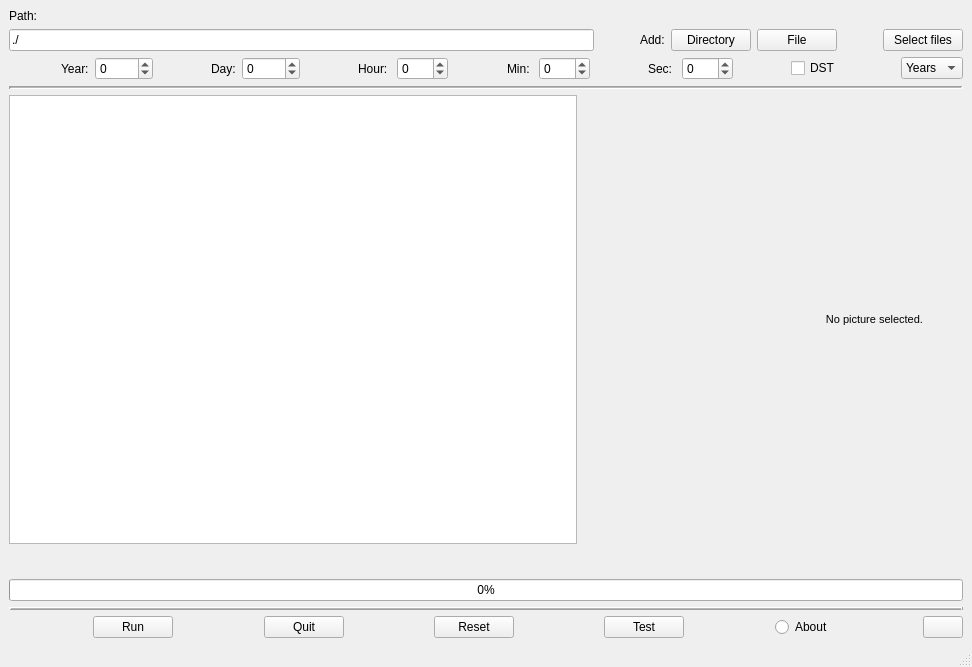
a-lemonnier/shiftpicdate-gui, file mainwindow.ui: the form before one commit.
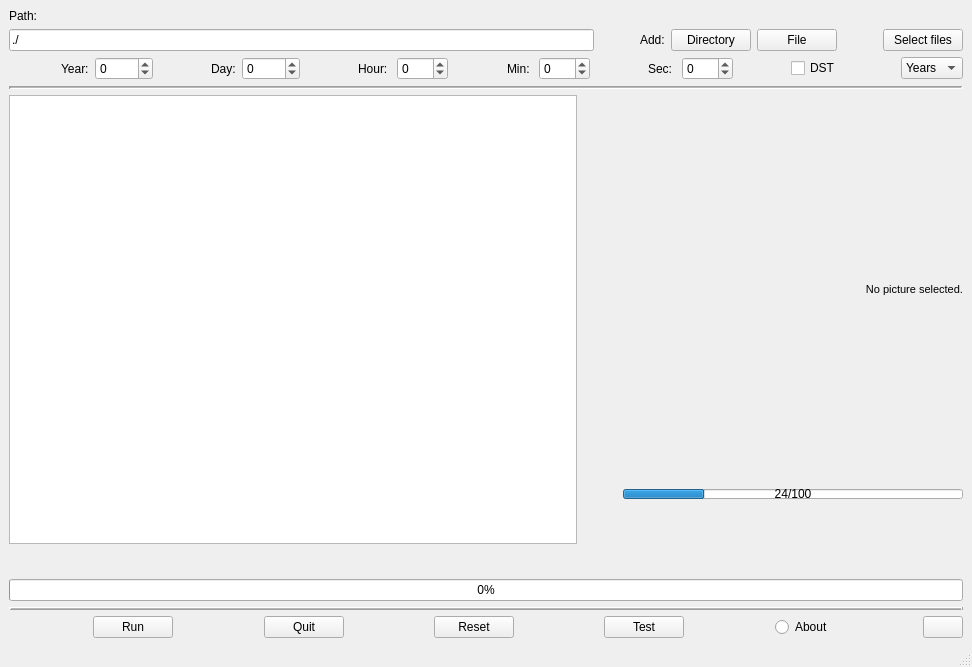
The form after the commit. Icons and pictures are not drawn.

The edit to the form file:
```diff
--- a/mainwindow.ui
+++ b/mainwindow.ui
@@ -841,7 +841,28 @@
            </spacer>
           </item>
           <item>
+           <layout class="QVBoxLayout" name="verticalLayout_5">
+            <property name="sizeConstraint">
+             <enum>QLayout::SetMinimumSize</enum>
+            </property>
+            <item>
            <layout class="QHBoxLayout" name="horizontalLayout_6">
+              <item>
+               <spacer name="horizontalSpacer_16">
+                <property name="orientation">
+                 <enum>Qt::Horizontal</enum>
+                </property>
+                <property name="sizeType">
+                 <enum>QSizePolicy::Minimum</enum>
+                </property>
+                <property name="sizeHint" stdset="0">
+                 <size>
+                  <width>40</width>
+                  <height>20</height>
+                 </size>
+                </property>
+               </spacer>
+              </item>
             <item>
              <widget class="QLabel" name="picLabel">
               <property name="sizePolicy">
@@ -897,21 +918,41 @@
               </property>
              </widget>
             </item>
+             </layout>
+            </item>
             <item>
-             <spacer name="horizontalSpacer_16">
-              <property name="orientation">
-               <enum>Qt::Horizontal</enum>
+             <widget class="QProgressBar" name="SSprogressBar">
+              <property name="sizePolicy">
+               <sizepolicy hsizetype="Minimum" vsizetype="Fixed">
+                <horstretch>0</horstretch>
+                <verstretch>0</verstretch>
+               </sizepolicy>
               </property>
-              <property name="sizeType">
-               <enum>QSizePolicy::Minimum</enum>
+              <property name="minimumSize">
+               <size>
+                <width>0</width>
+                <height>10</height>
+               </size>
               </property>
-              <property name="sizeHint" stdset="0">
+              <property name="maximumSize">
                <size>
-                <width>40</width>
-                <height>20</height>
+                <width>16777215</width>
+                <height>10</height>
                </size>
               </property>
-             </spacer>
+              <property name="value">
+               <number>24</number>
+              </property>
+              <property name="textVisible">
+               <bool>true</bool>
+              </property>
+              <property name="invertedAppearance">
+               <bool>false</bool>
+              </property>
+              <property name="format">
+               <string>%v/%m</string>
+              </property>
+             </widget>
             </item>
            </layout>
           </item>
```
Lines whose indentation alone changed are shown as unchanged.
